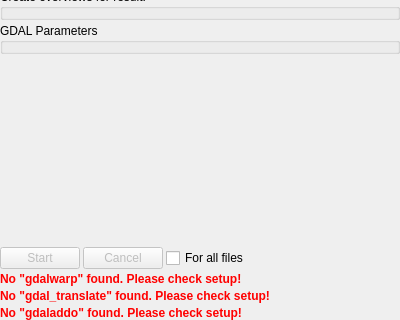
Above: src/qmaptool/tool/IToolRefMap.ui from Maproom/qmapshack before the change; both pictures show x 0 to 400 and y 276 to 596 of the 400 by 596 pixel window. Below: the same form after it.
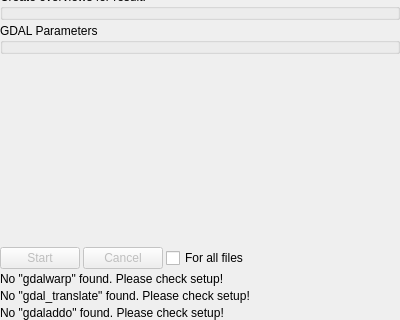
That is the form after the change. Icons and pictures are not drawn. Custom widgets are drawn as their Qt base class.

The edit to the form file:
```diff
--- a/src/qmaptool/tool/IToolRefMap.ui
+++ b/src/qmaptool/tool/IToolRefMap.ui
@@ -233,7 +233,7 @@
    <item>
     <widget class="QLabel" name="labelNoGdalwarp">
      <property name="text">
-      <string>&lt;b style='color: red;'&gt;No &quot;gdalwarp&quot; found. Please check setup!&lt;/b&gt;</string>
+      <string>No &quot;gdalwarp&quot; found. Please check setup!</string>
      </property>
      <property name="wordWrap">
       <bool>true</bool>
@@ -243,7 +243,7 @@
    <item>
     <widget class="QLabel" name="labelNoGdalTranslate">
      <property name="text">
-      <string>&lt;b style='color: red;'&gt;No &quot;gdal_translate&quot; found. Please check setup!&lt;/b&gt;</string>
+      <string>No &quot;gdal_translate&quot; found. Please check setup!</string>
      </property>
      <property name="wordWrap">
       <bool>true</bool>
@@ -253,7 +253,7 @@
    <item>
     <widget class="QLabel" name="labelNoGdaladdo">
      <property name="text">
-      <string>&lt;b style='color: red;'&gt;No &quot;gdaladdo&quot; found. Please check setup!&lt;/b&gt;</string>
+      <string>No &quot;gdaladdo&quot; found. Please check setup!</string>
      </property>
      <property name="wordWrap">
       <bool>true</bool>
```
